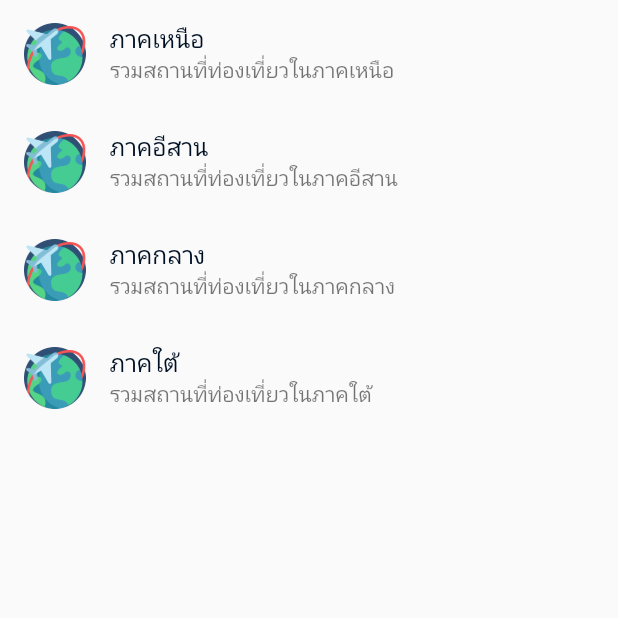
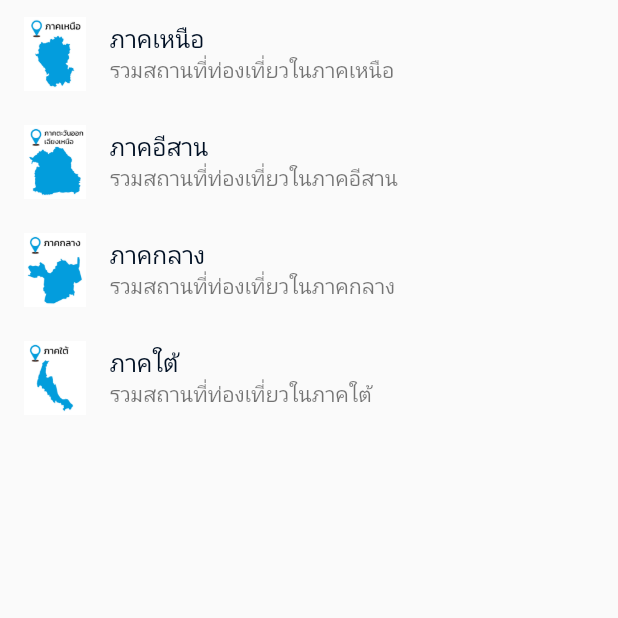
Before and after one commit to nicecs15/ITravel, a Flutter app: the Homepage screen opened directly, on a phone screen of 412 x 824 dp, the top half of it. Run offline on Flutter 3.47's test engine with Material 2 defaults, Android fonts, the phone set to English and light mode, and no system bars; our stand-ins replace firebase_auth, firebase_core; accounts and stored records are empty.

Commit message:
เพิ่มรูปเครื่องเดียว

```diff
--- a/lib/widget/homepage.dart
+++ b/lib/widget/homepage.dart
@@ -32,7 +32,7 @@ class _HomepageState extends State<Homepage> {
 
   ListTile buildListTileNorthList() {
     return ListTile(
-      leading: Image.asset('images/logo.png', width: screen * .10),
+      leading: Image.asset('images/north.png', width: screen * .10),
       title: MyStyle().titleH3('ภาคเหนือ'),
       subtitle: Text('รวมสถานที่ท่องเที่ยวในภาคเหนือ'),
       onTap: () => Navigator.pushNamed(context, '/north_list'),
@@ -41,7 +41,7 @@ class _HomepageState extends State<Homepage> {
 
   ListTile buildListTileIsanList() {
     return ListTile(
-      leading: Image.asset('images/logo.png', width: screen * .10),
+      leading: Image.asset('images/isan.png', width: screen * .10),
       title: MyStyle().titleH3('ภาคอีสาน'),
       subtitle: Text('รวมสถานที่ท่องเที่ยวในภาคอีสาน'),
       onTap: () => Navigator.pushNamed(context, '/isan_list'),
@@ -50,7 +50,7 @@ class _HomepageState extends State<Homepage> {
 
   ListTile buildListTileCentralList() {
     return ListTile(
-      leading: Image.asset('images/logo.png', width: screen * .10),
+      leading: Image.asset('images/central.png', width: screen * .10),
       title: MyStyle().titleH3('ภาคกลาง'),
       subtitle: Text('รวมสถานที่ท่องเที่ยวในภาคกลาง'),
       onTap: () => Navigator.pushNamed(context, '/central_list'),
@@ -59,7 +59,7 @@ class _HomepageState extends State<Homepage> {
 
   ListTile buildListTileSouthList() {
     return ListTile(
-      leading: Image.asset('images/logo.png', width: screen * .10),
+      leading: Image.asset('images/south.png', width: screen * .10),
       title: MyStyle().titleH3('ภาคใต้'),
       subtitle: Text('รวมสถานที่ท่องเที่ยวในภาคใต้'),
       onTap: () => Navigator.pushNamed(context, '/south_list'),
--- a/lib/widget/register.dart
+++ b/lib/widget/register.dart
@@ -173,6 +173,7 @@ class _RegisterState extends State<Register> {
           .createUserWithEmailAndPassword(email: email, password: password)
           .then((value) async {
         print('Register Success');
+        // ignore: deprecated_member_use
         await value.user?.updateProfile(displayName: name).then((value) =>
             Navigator.pushNamedAndRemoveUntil(
                 context, '/myService', (route) => false));
```
Also changed, not shown: images/central.png (added), images/isan.png (added), images/north.png (added), images/south.png (added).
